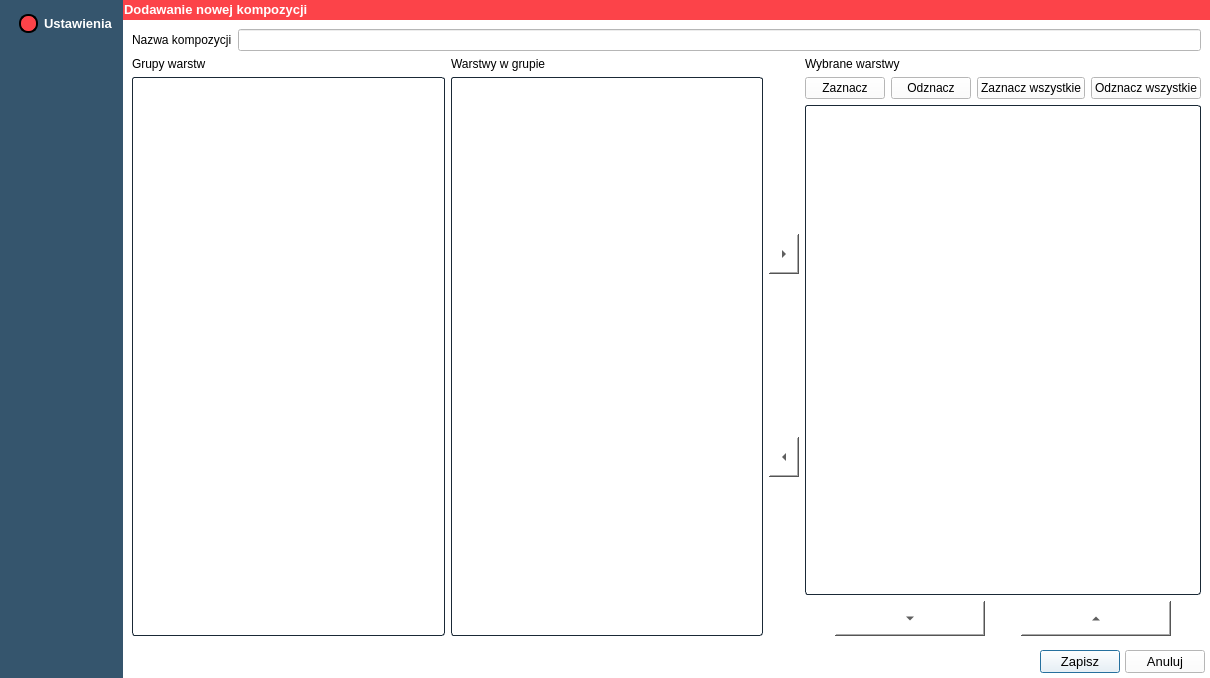
The window that Kompozycje/nowa_kompozycja.ui (GIAPspzoo/GIAP_PolaMap_lite) describes before a commit, drawn with Qt 5.
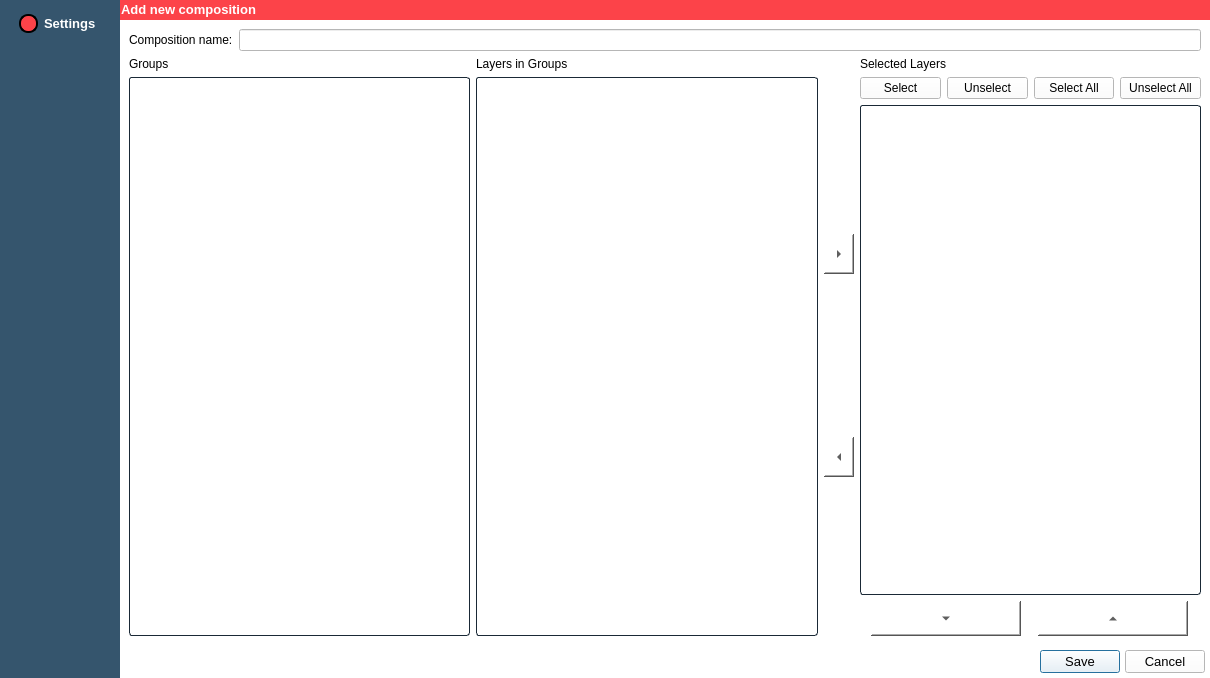
The same window after the commit. Icons and pictures are not drawn.

```diff
--- a/Kompozycje/nowa_kompozycja.ui
+++ b/Kompozycje/nowa_kompozycja.ui
@@ -141,7 +141,7 @@
         </size>
        </property>
        <property name="text">
-        <string>Zapisz</string>
+        <string>Save</string>
        </property>
       </widget>
      </item>
@@ -154,7 +154,7 @@
         </size>
        </property>
        <property name="text">
-        <string>Anuluj</string>
+        <string>Cancel</string>
        </property>
       </widget>
      </item>
@@ -196,7 +196,7 @@
          </sizepolicy>
         </property>
         <property name="text">
-         <string>Grupy warstw</string>
+         <string>Groups</string>
         </property>
        </widget>
       </item>
@@ -209,7 +209,7 @@
          </sizepolicy>
         </property>
         <property name="text">
-         <string>Warstwy w grupie</string>
+         <string>Layers in Groups</string>
         </property>
        </widget>
       </item>
@@ -222,7 +222,7 @@
          </sizepolicy>
         </property>
         <property name="text">
-         <string>Wybrane warstwy</string>
+         <string>Selected Layers</string>
         </property>
        </widget>
       </item>
@@ -231,7 +231,7 @@
         <item>
          <widget class="QLabel" name="label_2">
           <property name="text">
-           <string>Nazwa kompozycji</string>
+           <string>Composition name:</string>
           </property>
          </widget>
         </item>
@@ -286,28 +286,28 @@
          <item>
           <widget class="QPushButton" name="checkPushButton">
            <property name="text">
-            <string>Zaznacz</string>
+            <string>Select</string>
            </property>
           </widget>
          </item>
          <item>
           <widget class="QPushButton" name="uncheckPushButton">
            <property name="text">
-            <string>Odznacz</string>
+            <string>Unselect</string>
            </property>
           </widget>
          </item>
          <item>
           <widget class="QPushButton" name="checkAllPushButton">
            <property name="text">
-            <string>Zaznacz wszystkie</string>
+            <string>Select All</string>
            </property>
           </widget>
          </item>
          <item>
           <widget class="QPushButton" name="uncheckAllPushButton">
            <property name="text">
-            <string>Odznacz wszystkie</string>
+            <string>Unselect All</string>
            </property>
           </widget>
          </item>
@@ -688,7 +688,7 @@
 }</string>
         </property>
         <property name="text">
-         <string>Ustawienia</string>
+         <string>Settings</string>
         </property>
         <property name="checkable">
          <bool>true</bool>
@@ -759,7 +759,7 @@
        <string notr="true">color : white;	font-weight: bold;</string>
       </property>
       <property name="text">
-       <string>Dodawanie nowej kompozycji</string>
+       <string>Add new composition</string>
       </property>
      </widget>
     </widget>
```
Left out of the diff: 5 changed lines with no effect on the pictures.
